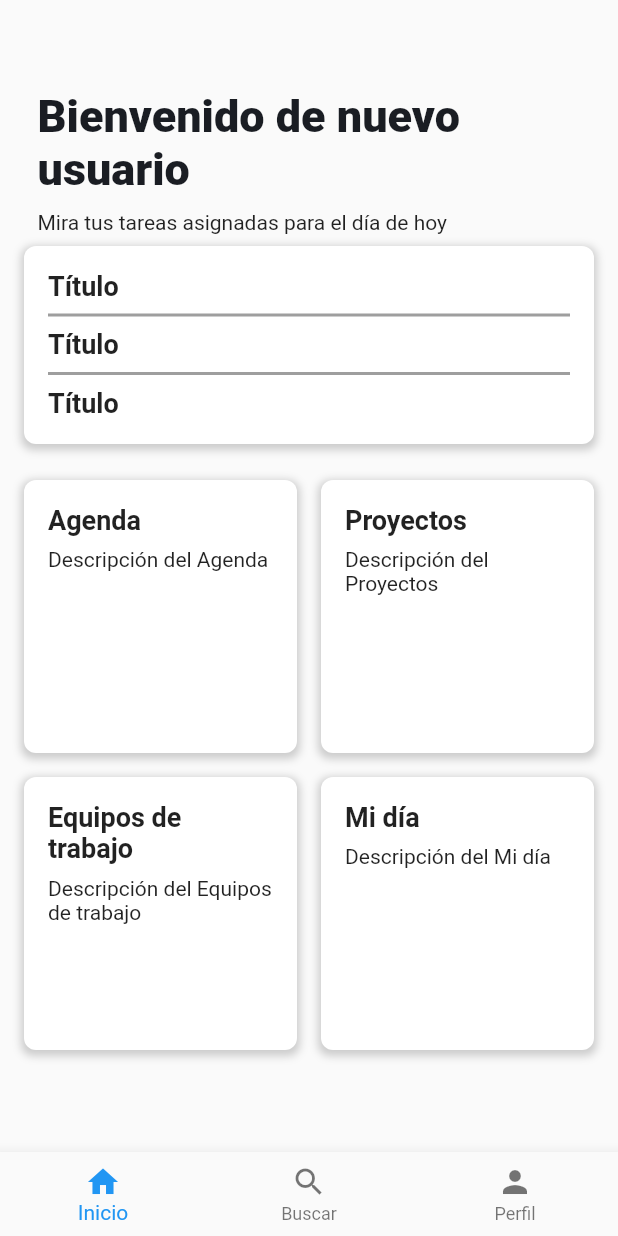
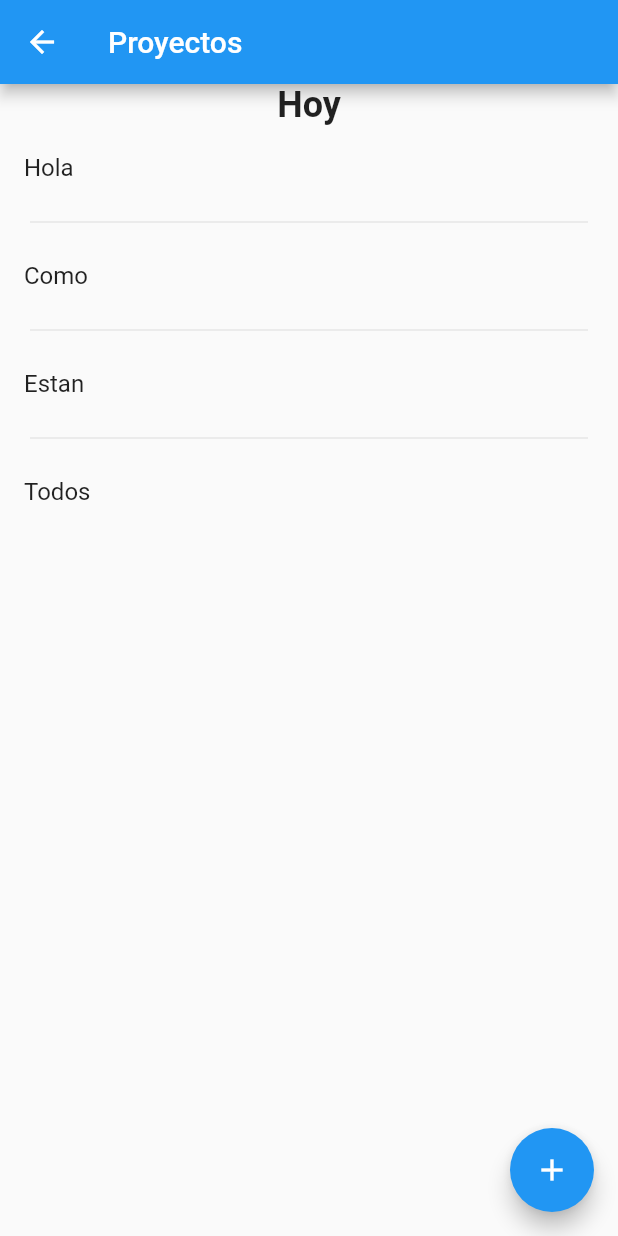
Before and after one commit to Asael-Garcia/TaskFlow, a Flutter app: the screen it shows after launch, on a phone screen of 412 x 824 dp. Run offline on Flutter 3.47's test engine with Material 2 defaults, Android fonts, the phone set to English and light mode, and no system bars.

Commit message:
add task y add project añadidos

```diff
--- a/task_flow/lib/home/home.dart
+++ b/task_flow/lib/home/home.dart
@@ -1,17 +1,20 @@
 import 'package:flutter/material.dart';
 
-class home extends StatefulWidget {
-  const home({super.key});
+class Home extends StatefulWidget {
+  const Home({super.key});
 
   @override
-  State<home> createState() => _homeState();
+  State<Home> createState() => _HomeState();
 }
 
-class _homeState extends State<home> {
+class _HomeState extends State<Home> {
+
+
+
   @override
   Widget build(BuildContext context) {
-    return MaterialApp(
-        home: Scaffold(
+    return Container(
+      child: Scaffold(
       body: ListView(
         children: [
           //contenedor de bienvenida del usuarios
@@ -122,23 +125,6 @@ class _homeState extends State<home> {
           ),
         ],
       ),
-       bottomNavigationBar: BottomNavigationBar(
-          items: const <BottomNavigationBarItem>[
-            BottomNavigationBarItem(
-              icon: Icon(Icons.home),
-              label: 'Inicio',
-            ),
-            BottomNavigationBarItem(
-              icon: Icon(Icons.search),
-              label: 'Buscar',
-            ),
-            BottomNavigationBarItem(
-              icon: Icon(Icons.person),
-              label: 'Perfil',
-            ),
-          ],
-        ),
-
     ),
     );
   }
--- /dev/null
+++ b/task_flow/lib/home_main.dart
@@ -0,0 +1,57 @@
+import 'package:flutter/material.dart';
+import 'package:task_flow/home/home.dart';
+import 'package:task_flow/profile/user_profile.dart';
+import 'package:task_flow/tasks/tasks.dart';
+
+class MainScreen extends StatefulWidget {
+  const MainScreen({super.key});
+
+  @override
+  State<MainScreen> createState() => _MainScreenState();
+}
+
+class _MainScreenState extends State<MainScreen> {
+
+  //contenedores de las pantallas
+  final screens= [const Home(), const TasksPending(), const UserProfile()];
+
+
+  int selectedIndex=0;
+  @override
+  Widget build(BuildContext context) {
+    return MaterialApp(
+      home: Scaffold(
+
+        //donde se presentan los contenedores
+        body: IndexedStack(
+          index: selectedIndex,
+          children: screens,
+        ),
+
+        bottomNavigationBar: BottomNavigationBar(
+          currentIndex: selectedIndex,
+          onTap: (newIndex) {
+            setState(() {
+              selectedIndex = newIndex;
+            });
+          },
+          items: const <BottomNavigationBarItem>[
+            BottomNavigationBarItem(
+              icon: Icon(Icons.home),
+              label: 'Inicio',
+            ),
+            BottomNavigationBarItem(
+              icon: Icon(Icons.task),
+              label: 'Pendientes',
+            ),
+            BottomNavigationBarItem(
+              icon: Icon(Icons.person),
+              label: 'Perfil',
+            ),
+
+          ],
+        ),
+      ),
+    );
+  }
+}
--- a/task_flow/lib/main.dart
+++ b/task_flow/lib/main.dart
@@ -1,7 +1,10 @@
 import 'package:flutter/material.dart';
+import 'package:task_flow/home_main.dart';
 import 'package:task_flow/landing/landing.dart';
 import 'package:task_flow/login/login.dart';
 import 'package:task_flow/home/home.dart';
+import 'package:task_flow/projects/projects.dart';
+import 'package:task_flow/tasks/daily_taks.dart';
 
 
 void main(List<String> args) {
@@ -13,11 +16,17 @@ class taskFlowApp extends StatelessWidget {
   @override
   Widget build(BuildContext context) {
     return MaterialApp(
-      initialRoute: '/home',
+
+
+      initialRoute: '/projects',
       routes: {
         '/':(context)=>landing(),
         '/login':(context)=>login(),
-        '/home':(context)=>home()
+        '/home':(context)=>Home(),
+        '/mainScreen':(context)=>MainScreen(),
+        '/dailyTask':(context)=>DailyTask(),
+        '/projects':(context)=>Projects()
+
       },
     );
   }
--- /dev/null
+++ b/task_flow/lib/projects/projects.dart
@@ -0,0 +1,107 @@
+import 'package:flutter/cupertino.dart';
+import 'package:flutter/material.dart';
+class Projects extends StatefulWidget {
+  const Projects({super.key});
+
+  @override
+  State<Projects> createState() => _ProjectsState();
+}
+
+class _ProjectsState extends State<Projects> {
+
+  List<bool> isCheckedList = [false, false, false,false];
+  List<String> projectsName = ["Hola","Como","Estan","Todos"];
+
+
+  void _showInputDialog() {
+    String newProject = "";
+
+    showDialog(
+      context: context,
+      builder: (context) {
+        return AlertDialog(
+          title: Text("Ingrese el nuevo proyecto"),
+          content: TextField(
+            onChanged: (value) {
+              newProject = value;
+            },
+          ),
+          actions: [
+            TextButton(
+              onPressed: () {
+                Navigator.pop(context); // Cerrar el dialog sin guardar
+              },
+              child: Text("Cancelar"),
+            ),
+            TextButton(
+              onPressed: () {
+                // Hacer algo con el valor ingresado (newTask)
+                print("Nuevo proyecto: $newProject");
+                setState(() {
+                   projectsName.add(newProject);
+                });
+
+                Navigator.pop(context); // Cerrar el dialog después de guardar
+              },
+              child: Text("Guardar"),
+            ),
+          ],
+        );
+      },
+    );
+  }
+
+
+  @override
+  Widget build(BuildContext context) {
+    return Scaffold(
+      appBar: AppBar(
+        title: const Text("Proyectos"),
+      ),
+      body: Column(
+        crossAxisAlignment: CrossAxisAlignment.start,
+        children: [
+          const Center(
+            child: Text(
+              "Hoy",
+              style: TextStyle(
+                fontSize: 24,
+                fontWeight: FontWeight.bold,
+              ),
+            ),
+          ),
+          Expanded(
+            child: ListView.builder(
+              itemCount: projectsName.length * 2 - 1,
+              itemBuilder: (context, index) {
+                if (index.isOdd) {
+                  // Calculate the actual index of the isCheckedList
+                  return const Divider(
+                    indent: 20,
+                    endIndent: 20,
+                  );
+                } else {
+                  // Calculate the actual index of the isCheckedList
+                  final actualIndex = index ~/ 2;
+                  print(actualIndex);
+                  return ListTile(
+                    title: Text('${projectsName[actualIndex]}'),
+                  );
+                }
+              },
+            ),
+          ),
+        ],
+      ),
+       floatingActionButton: FloatingActionButton(
+        onPressed: () {
+          // Acción al presionar el botó
+          _showInputDialog(); // Mostrar el Dialog con el campo de entrada
+          print("Presioonado");
+        },
+        child: Icon(Icons.add),
+        tooltip: 'Añadir proyecto',
+      ),
+    );
+  }
+}
```
Also changed, not shown: task_flow/lib/profile/user_profile.dart (added, +104 -0 lines), task_flow/lib/tasks/daily_taks.dart (added, +83 -0 lines), task_flow/lib/tasks/tasks.dart (added, +19 -0 lines).
